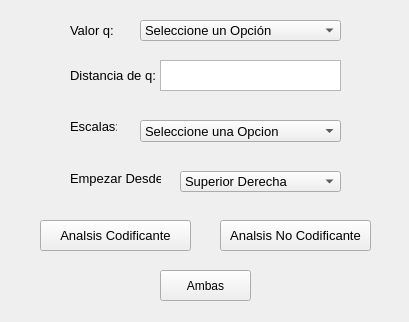
juancho270/TrabajoGrado, file detrend2D.ui: the form before one commit.
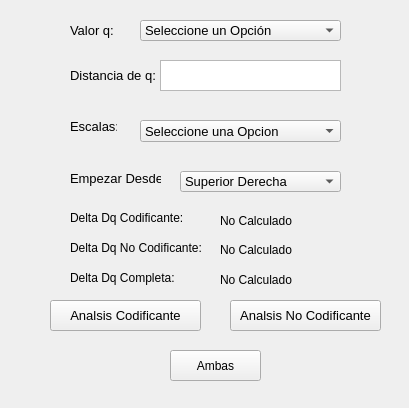
The form after the commit.

The edit to the form file:
```diff
--- a/detrend2D.ui
+++ b/detrend2D.ui
@@ -7,7 +7,7 @@
     <x>0</x>
     <y>0</y>
     <width>409</width>
-    <height>322</height>
+    <height>408</height>
    </rect>
   </property>
   <property name="windowTitle">
@@ -195,8 +195,8 @@
   <widget class="QPushButton" name="btnNoCodificanteA">
    <property name="geometry">
     <rect>
-     <x>220</x>
-     <y>220</y>
+     <x>230</x>
+     <y>300</y>
      <width>151</width>
      <height>31</height>
     </rect>
@@ -213,8 +213,8 @@
   <widget class="QPushButton" name="btnAmbas">
    <property name="geometry">
     <rect>
-     <x>160</x>
-     <y>270</y>
+     <x>170</x>
+     <y>350</y>
      <width>91</width>
      <height>31</height>
     </rect>
@@ -226,8 +226,8 @@
   <widget class="QPushButton" name="btnCodificanteA">
    <property name="geometry">
     <rect>
-     <x>40</x>
-     <y>220</y>
+     <x>50</x>
+     <y>300</y>
      <width>151</width>
      <height>31</height>
     </rect>
@@ -294,6 +294,84 @@
     </property>
    </item>
   </widget>
+  <widget class="QLabel" name="label_5">
+   <property name="geometry">
+    <rect>
+     <x>70</x>
+     <y>240</y>
+     <width>151</width>
+     <height>16</height>
+    </rect>
+   </property>
+   <property name="text">
+    <string>Delta Dq No Codificante:</string>
+   </property>
+  </widget>
+  <widget class="QLabel" name="DeltaCod">
+   <property name="geometry">
+    <rect>
+     <x>220</x>
+     <y>210</y>
+     <width>101</width>
+     <height>21</height>
+    </rect>
+   </property>
+   <property name="text">
+    <string>No Calculado</string>
+   </property>
+  </widget>
+  <widget class="QLabel" name="DeltaNoCod">
+   <property name="geometry">
+    <rect>
+     <x>220</x>
+     <y>239</y>
+     <width>81</width>
+     <height>21</height>
+    </rect>
+   </property>
+   <property name="text">
+    <string>No Calculado</string>
+   </property>
+  </widget>
+  <widget class="QLabel" name="label_7">
+   <property name="geometry">
+    <rect>
+     <x>70</x>
+     <y>270</y>
+     <width>141</width>
+     <height>16</height>
+    </rect>
+   </property>
+   <property name="text">
+    <string>Delta Dq Completa:</string>
+   </property>
+  </widget>
+  <widget class="QLabel" name="label_4">
+   <property name="geometry">
+    <rect>
+     <x>70</x>
+     <y>210</y>
+     <width>131</width>
+     <height>16</height>
+    </rect>
+   </property>
+   <property name="text">
+    <string>Delta Dq Codificante:</string>
+   </property>
+  </widget>
+  <widget class="QLabel" name="DeltaCom">
+   <property name="geometry">
+    <rect>
+     <x>220</x>
+     <y>270</y>
+     <width>91</width>
+     <height>20</height>
+    </rect>
+   </property>
+   <property name="text">
+    <string>No Calculado</string>
+   </property>
+  </widget>
  </widget>
  <resources/>
  <connections/>
```
